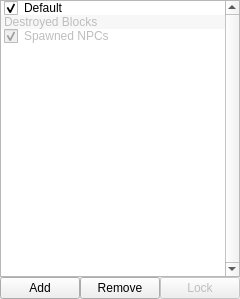
Before: the Qt Designer form Editor/main_window/dock/lvl_layers_box.ui in WohlSoft/Moondust-Project, drawn with Qt 5.
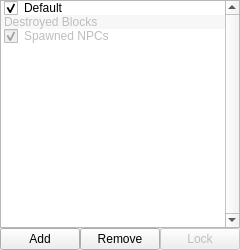
After: the same form once the commit is applied.

The edit to the form file:
```diff
--- a/Editor/main_window/dock/lvl_layers_box.ui
+++ b/Editor/main_window/dock/lvl_layers_box.ui
@@ -6,13 +6,13 @@
    <rect>
     <x>0</x>
     <y>0</y>
-    <width>187</width>
-    <height>299</height>
+    <width>227</width>
+    <height>250</height>
    </rect>
   </property>
   <property name="minimumSize">
    <size>
-    <width>160</width>
+    <width>212</width>
     <height>143</height>
    </size>
   </property>
```
